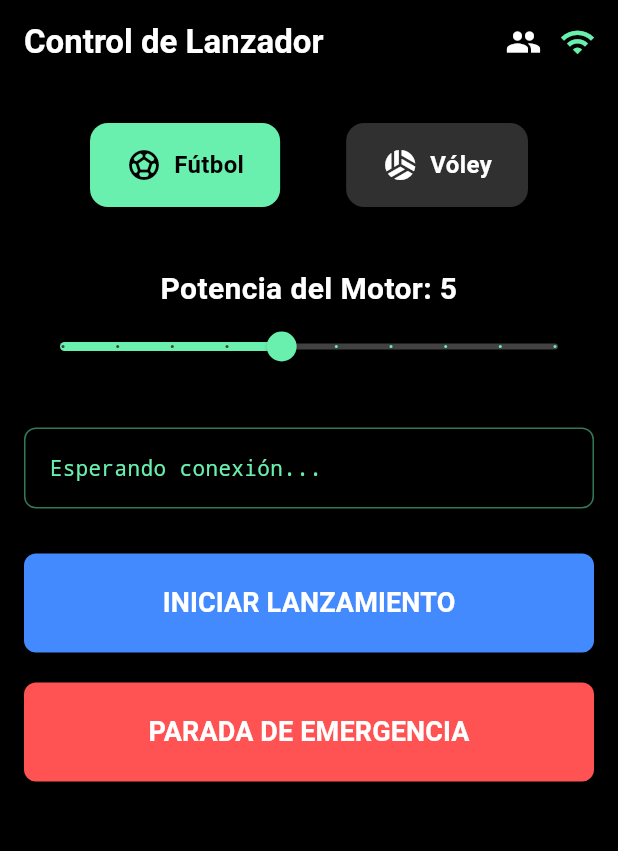
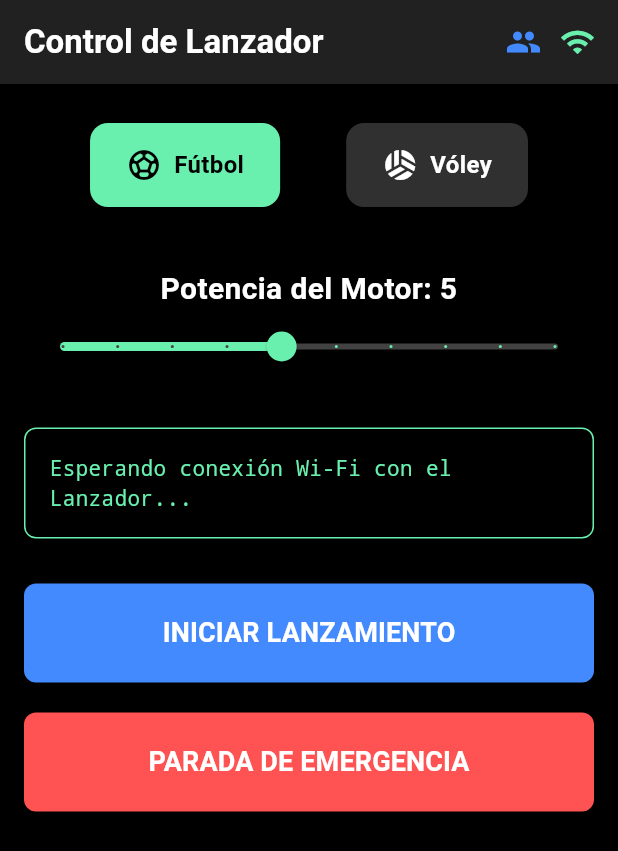
Before and after one commit to Chorritos159/lanzador_app, a Flutter app: the screen it shows after launch, on a phone screen of 412 x 824 dp. Shown: the top 851 px of the screen. Run offline on Flutter 3.47's test engine with Material 3 defaults, Android fonts, the phone set to English and light mode, and no system bars; our stand-ins replace share_plus, sqflite; accounts and stored records are empty.

Commit message:
Conexion con ESP32

```diff
--- a/lib/presentation/screens/dashboard_screen.dart
+++ b/lib/presentation/screens/dashboard_screen.dart
@@ -1,5 +1,8 @@
 import 'package:flutter/material.dart';
-import 'secciones_screen.dart';
+// Importamos la pantalla de alumnos y el servicio del hardware
+import 'alumnos_screen.dart';
+import 'secciones_screen.dart'; // Asegúrate de tener este archivo para navegar a las clases
+import '../../data/lanzador_service.dart';
 
 class DashboardScreen extends StatefulWidget {
   const DashboardScreen({super.key});
@@ -9,22 +12,64 @@ class DashboardScreen extends StatefulWidget {
 }
 
 class _DashboardScreenState extends State<DashboardScreen> {
-  // Variables de estado listas para enviar al ESP32
+  // Variables de estado
   String _deporteSeleccionado = 'Fútbol';
   double _potencia = 5.0;
-  String _estadoConexion = 'Esperando conexión...';
+  String _estadoConexion = 'Esperando conexión Wi-Fi con el Lanzador...';
+  bool _estaCargando = false; // Para evitar que el profesor presione el botón 100 veces seguidas
 
+  // --- LÓGICA DE RED (HABLAR CON EL ESP32) ---
+  Future<void> _ejecutarLanzamiento() async {
+    setState(() {
+      _estadoConexion = 'Enviando comando de lanzamiento...';
+      _estaCargando = true;
+    });
+
+    // Aquí la app se pausa unos segundos esperando al ESP32
+    bool exito = await LanzadorService.iniciarLanzamiento(_deporteSeleccionado, _potencia);
+
+    setState(() {
+      _estaCargando = false;
+      if (exito) {
+        _estadoConexion = '✅ ¡Lanzamiento en curso! ($_deporteSeleccionado - Potencia ${_potencia.toInt()})';
+      } else {
+        _estadoConexion = '❌ Error: No se pudo conectar. Verifica que estés conectado al Wi-Fi del Lanzador.';
+      }
+    });
+  }
+
+  Future<void> _detenerMotores() async {
+    setState(() {
+      _estadoConexion = 'Intentando detener motores...';
+      _estaCargando = true;
+    });
+
+    bool exito = await LanzadorService.detenerMotores();
+
+    setState(() {
+      _estaCargando = false;
+      if (exito) {
+        _estadoConexion = '🛑 MOTORES DETENIDOS POR SEGURIDAD';
+      } else {
+        _estadoConexion = '⚠️ FALLO AL DETENER: ¡Si la máquina sigue moviéndose, corta la energía manual!';
+      }
+    });
+  }
+
+  // --- INTERFAZ VISUAL ---
   @override
   Widget build(BuildContext context) {
     return Scaffold(
       backgroundColor: Colors.black,
       appBar: AppBar(
         title: const Text('Control de Lanzador', style: TextStyle(color: Colors.white, fontWeight: FontWeight.bold)),
-        backgroundColor: Colors.black,
+        backgroundColor: Colors.grey[900],
         iconTheme: const IconThemeData(color: Colors.white),
         actions: [
+          // Botón para ir a la gestión de alumnos
           IconButton(
-            icon: const Icon(Icons.people),
+            icon: const Icon(Icons.people, color: Colors.blueAccent),
+            tooltip: 'Gestión de Aulas',
             onPressed: () {
               Navigator.push(context, MaterialPageRoute(builder: (context) => const SeccionesScreen()));
             },
@@ -33,7 +78,6 @@ class _DashboardScreenState extends State<DashboardScreen> {
           const SizedBox(width: 15),
         ],
       ),
-      //PERMITE GIRAR EL CELULAR
       body: SingleChildScrollView(
         child: Padding(
           padding: const EdgeInsets.all(16.0),
@@ -75,17 +119,38 @@ class _DashboardScreenState extends State<DashboardScreen> {
 
               const SizedBox(height: 30),
 
-              // --- ESTADO DE CONEXIÓN ---
+              // --- PANTALLA DE ESTADO ---
               Container(
                 padding: const EdgeInsets.all(16),
                 decoration: BoxDecoration(
                   color: Colors.black,
-                  border: Border.all(color: Colors.greenAccent.withOpacity(0.5)),
+                  border: Border.all(
+                    // Si hay error se pone rojo, si está cargando naranja, si no verde
+                    color: _estadoConexion.contains('Error') || _estadoConexion.contains('FALLO')
+                        ? Colors.redAccent
+                        : (_estaCargando ? Colors.orangeAccent : Colors.greenAccent)
+                  ),
                   borderRadius: BorderRadius.circular(8),
                 ),
-                child: Text(
-                  _estadoConexion,
-                  style: const TextStyle(color: Colors.greenAccent, fontFamily: 'monospace'),
+                child: Row(
+                  children: [
+                    if (_estaCargando)
+                      const Padding(
+                        padding: EdgeInsets.only(right: 15),
+                        child: SizedBox(width: 20, height: 20, child: CircularProgressIndicator(color: Colors.orangeAccent, strokeWidth: 2)),
+                      ),
+                    Expanded(
+                      child: Text(
+                        _estadoConexion,
+                        style: TextStyle(
+                          color: _estadoConexion.contains('Error') || _estadoConexion.contains('FALLO')
+                              ? Colors.redAccent
+                              : Colors.greenAccent,
+                          fontFamily: 'monospace'
+                        ),
+                      ),
+                    ),
+                  ],
                 ),
               ),
 
@@ -97,13 +162,10 @@ class _DashboardScreenState extends State<DashboardScreen> {
                   backgroundColor: Colors.blueAccent,
                   padding: const EdgeInsets.symmetric(vertical: 20),
                   shape: RoundedRectangleBorder(borderRadius: BorderRadius.circular(8)),
+                  // Desactivamos el botón si ya está enviando una petición
+                  disabledBackgroundColor: Colors.blueAccent.withOpacity(0.5),
                 ),
-                onPressed: () {
-                  // TODO: Aquí pondremos la petición HTTP POST al ESP32
-                  setState(() {
-                    _estadoConexion = 'Enviando comando de lanzamiento...';
-                  });
-                },
+                onPressed: _estaCargando ? null : _ejecutarLanzamiento,
                 child: const Text(
                   'INICIAR LANZAMIENTO',
                   style: TextStyle(color: Colors.white, fontSize: 18, fontWeight: FontWeight.bold),
@@ -118,20 +180,16 @@ class _DashboardScreenState extends State<DashboardScreen> {
                   backgroundColor: Colors.redAccent,
                   padding: const EdgeInsets.symmetric(vertical: 20),
                   shape: RoundedRectangleBorder(borderRadius: BorderRadius.circular(8)),
+                  disabledBackgroundColor: Colors.redAccent.withOpacity(0.5),
                 ),
-                onPressed: () {
-                  // TODO: Petición HTTP POST de emergencia para apagar motores
-                  setState(() {
-                    _estadoConexion = '¡MOTORES DETENIDOS!';
-                  });
-                },
+                onPressed: _estaCargando ? null : _detenerMotores,
                 child: const Text(
                   'PARADA DE EMERGENCIA',
                   style: TextStyle(color: Colors.white, fontSize: 18, fontWeight: FontWeight.bold),
                 ),
               ),
 
-              const SizedBox(height: 40), // Espacio extra al final para que el scroll sea cómodo
+              const SizedBox(height: 40),
             ],
           ),
         ),
@@ -139,7 +197,6 @@ class _DashboardScreenState extends State<DashboardScreen> {
     );
   }
 
-  // Helper visual para los botones de Fútbol y Vóley
   Widget _buildBotonDeporte(String nombre, IconData icono) {
     bool seleccionado = _deporteSeleccionado == nombre;
     return GestureDetector(
```
Also changed, not shown: lib/data/lanzador_service.dart (added, +42 -0 lines).
